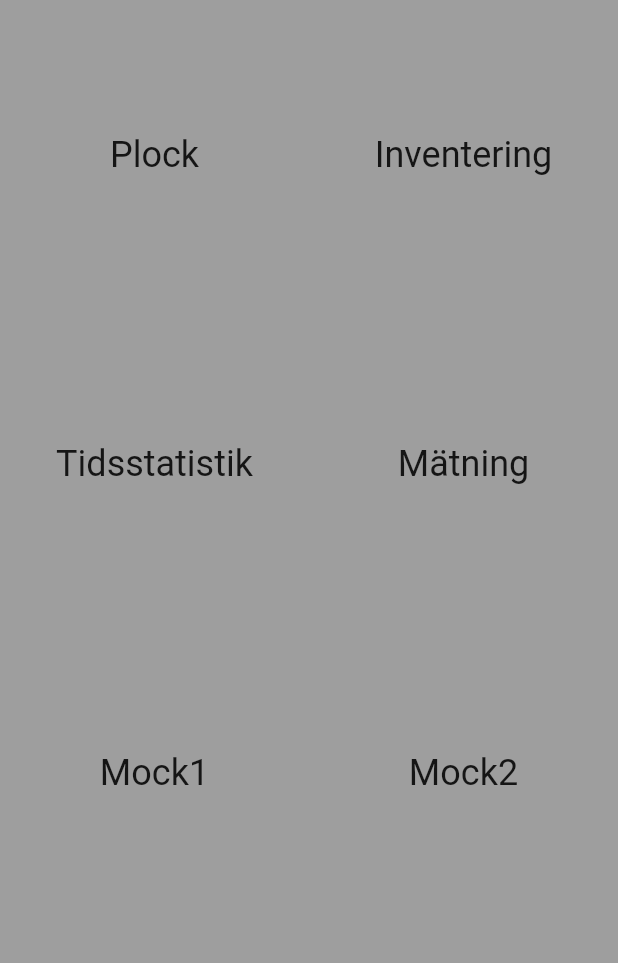
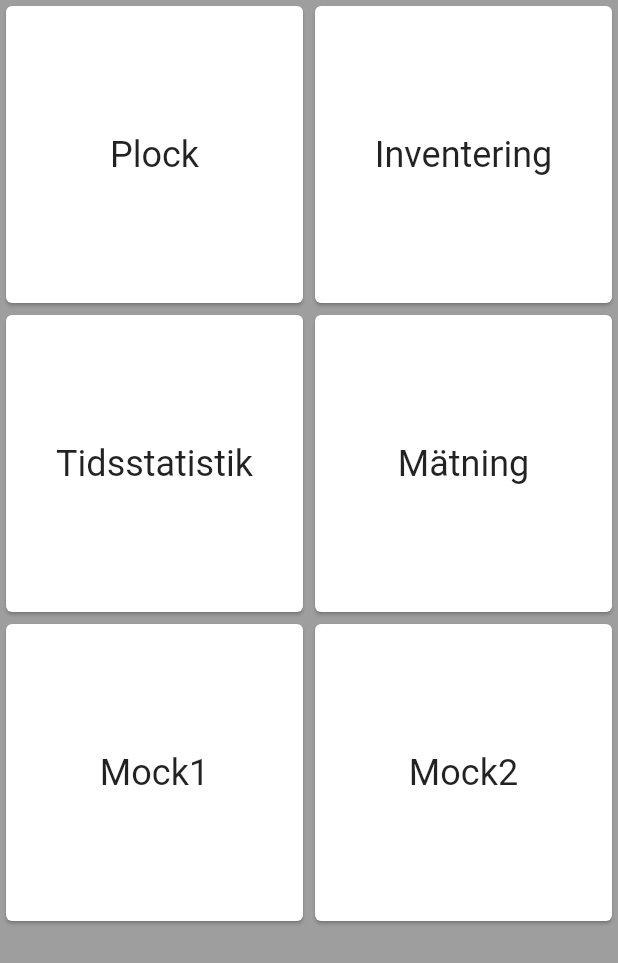
Before and after one commit to Lelelo1/wms_app, a Flutter app: the screen it shows after launch, on a phone screen of 412 x 824 dp. Shown: the top 963 px of the screen. Run offline on Flutter 3.47's test engine with Material 2 defaults, Android fonts, the phone set to English and light mode, and no system bars; missing offline and left inert: screen.

Commit message:
renamed 'pages' to 'modes' and made defeaultWidget for modes mock

```diff
--- a/lib/pages/modePage.dart
+++ b/lib/pages/modePage.dart
@@ -16,21 +16,28 @@ class _State extends State<ModePage> {
   }
 
   renderContent() {
-    var list = Pages.get();
-
     return GridView.count(
       // Create a grid with 2 columns. If you change the scrollDirection to
       // horizontal, this produces 2 rows.
       crossAxisCount: 2,
       // Generate 100 widgets that display their index in the List.
-      children: list
-          .map((e) => Center(
-                child: Text(
-                  e.name,
-                  style: Theme.of(context).textTheme.headline5,
-                ),
-              ))
-          .toList(),
+      children: Modes.get().map(renderMode).toList(),
     );
   }
+
+  Widget renderMode(Mode mode) {
+    return GestureDetector(
+        child: Card(
+            child: Center(
+          child: Text(
+            mode.name,
+            style: Theme.of(context).textTheme.headline5,
+          ),
+        )),
+        onTap: () => tapMode(mode.widget));
+  }
+
+  void tapMode(Widget to) {
+    Navigator.push(this.context, MaterialPageRoute(builder: (context) => to));
+  }
 }
--- a/lib/stores/test.dart
+++ b/lib/stores/test.dart
@@ -20,25 +20,29 @@ class Products {
 }
 
 // ui test, 'modePage', potentially use some dependency inject to keep pages, and mock it
-class Pages {
-  static List<Page> _pages = [
-    Page("Plock", PlockPage()),
-    Page("Inventering", Text("Inventering")),
-    Page("Tidsstatistik", Text("Tidsstatistik")),
-    Page("Mätning", Text("Mätning")),
-    Page("Mock1", Text("Mock1")),
-    Page("Mock2", Text("Mock2"))
+class Modes {
+  static List<Mode> _modes = [
+    Mode("Plock", PlockPage()),
+    Mode("Inventering"),
+    Mode("Tidsstatistik"),
+    Mode("Mätning"),
+    Mode("Mock1"),
+    Mode("Mock2")
   ];
-  static List<Page> get() {
-    return _pages;
+  static List<Mode> get() {
+    return _modes;
   }
 }
 
-class Page {
+class Mode {
   String name;
   Widget widget;
-  Page(String name, Widget widget) {
+  Mode(String name, [Widget widget]) {
     this.name = name;
-    this.widget = widget;
+    this.widget = widget == null ? defaultWidget(name) : widget;
+  }
+
+  Widget defaultWidget(String name) {
+    return Scaffold(body: Center(child: Text(name)));
   }
 }
```
